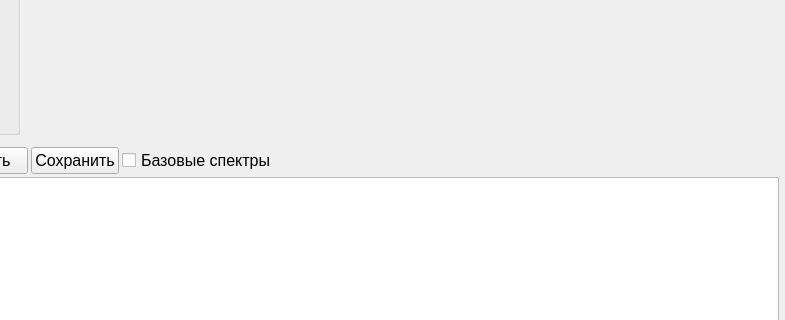
First picture: the form in sprspectrumlisttablewidget.ui, repository longway34/SeparaterQt2, before the edit; both pictures show x 315 to 1100 and y 174 to 494 of the 1100 by 778 pixel window.
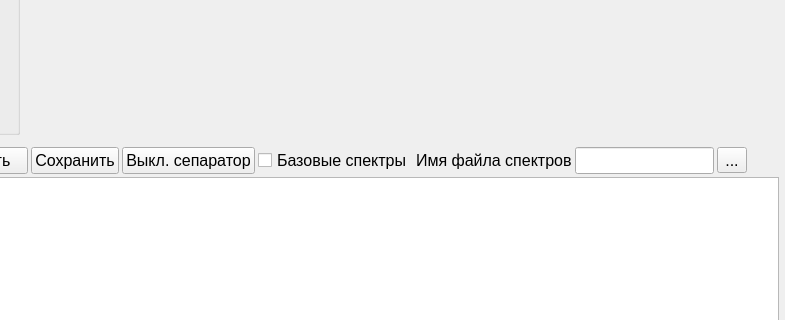
Second picture: the form after the edit. Icons and pictures are not drawn. Custom widgets are drawn as their Qt base class.

The edit to the form file:
```diff
--- a/sprspectrumlisttablewidget.ui
+++ b/sprspectrumlisttablewidget.ui
@@ -148,6 +148,28 @@
        </property>
       </widget>
      </item>
+     <item>
+      <widget class="QPushButton" name="bSeparatorOff">
+       <property name="font">
+        <font>
+         <pointsize>12</pointsize>
+        </font>
+       </property>
+       <property name="text">
+        <string>Выкл. сепаратор</string>
+       </property>
+       <property name="icon">
+        <iconset resource="icons.qrc">
+         <normaloff>:/icons/icons/Separate_tab_bo_colors_icon.png</normaloff>:/icons/icons/Separate_tab_bo_colors_icon.png</iconset>
+       </property>
+       <property name="iconSize">
+        <size>
+         <width>16</width>
+         <height>16</height>
+        </size>
+       </property>
+      </widget>
+     </item>
      <item>
       <widget class="QCheckBox" name="cbBasetSpectrumVisible">
        <property name="text">
@@ -155,6 +177,23 @@
        </property>
       </widget>
      </item>
+     <item>
+      <widget class="QLabel" name="lSpectrumFName">
+       <property name="text">
+        <string>Имя файла спектров</string>
+       </property>
+      </widget>
+     </item>
+     <item>
+      <widget class="QLineEdit" name="leSpectrumsFName"/>
+     </item>
+     <item>
+      <widget class="QToolButton" name="bSpectrumFNameSelect">
+       <property name="text">
+        <string>...</string>
+       </property>
+      </widget>
+     </item>
      <item>
       <spacer name="horizontalSpacer_5">
        <property name="orientation">
```
Left out of the diff: 6 changed lines with no effect on the pictures.
